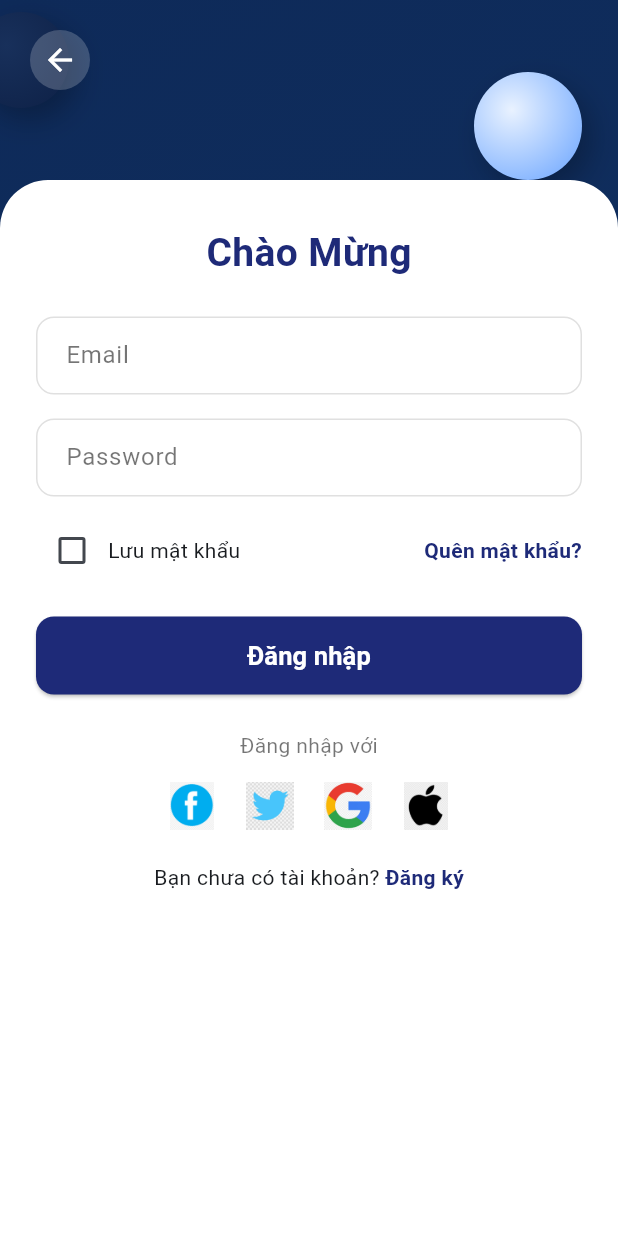
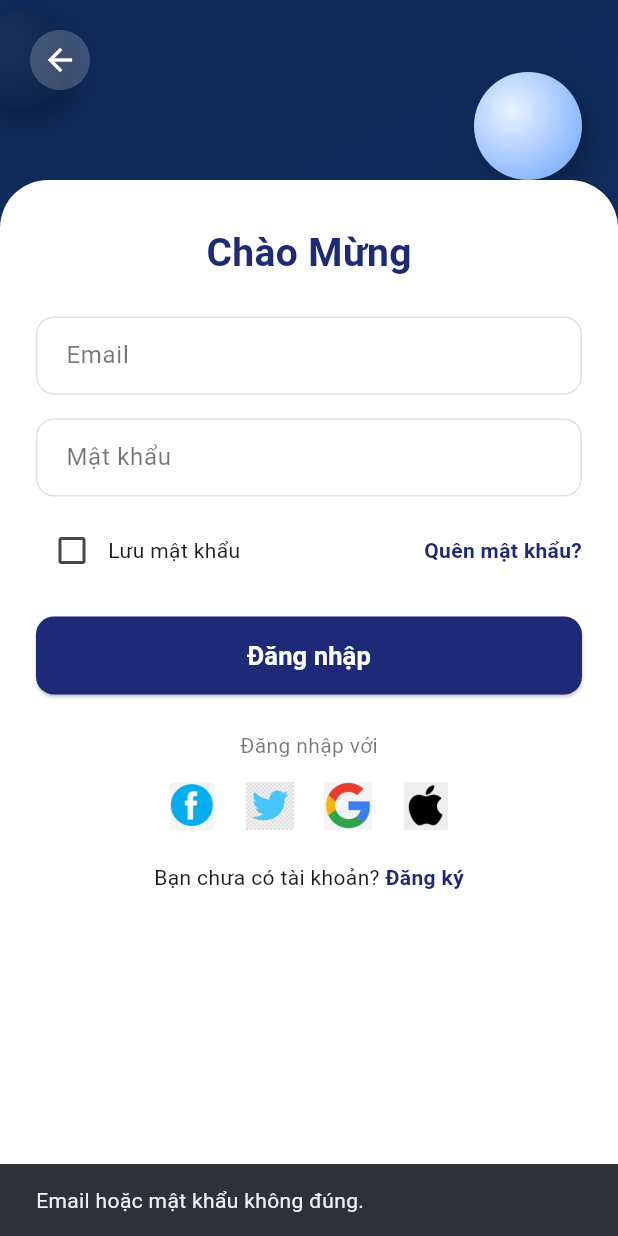
Before and after one commit to TranVanBun080805/2025_LTTBDD_N04_Nhom_TranVanBun, a Flutter app: the RegisterScreen screen opened directly, after a tap on "Đăng ký", after a tap on "Đăng nhập", on a phone screen of 412 x 824 dp. Run offline on Flutter 3.47's test engine with Material 3 defaults, Android fonts, the phone set to English and light mode, and no system bars.

Commit message:
auth_screen_update_1

```diff
--- a/laptrinhungdung/lib/screens/auth/login_screen.dart
+++ b/laptrinhungdung/lib/screens/auth/login_screen.dart
@@ -2,6 +2,12 @@ import 'package:flutter/material.dart';
 import '../../widgets/background.dart';
 import '../../widgets/custom_button.dart';
 import 'register_screen.dart';
+import '../home/home_screen.dart';
+
+final User = {
+  'email': 'Tranbun05@gmail.com',
+  'password': '12345678',
+};
 
 class LoginScreen extends StatefulWidget {
   const LoginScreen({super.key});
@@ -112,7 +118,7 @@ class _LoginScreenState
                               passwordController,
                           obscureText: true,
                           decoration: _inputStyle(
-                            "Password",
+                            "Mật khẩu",
                             "Nhập mật khẩu",
                           ),
                         ),
@@ -181,7 +187,55 @@ class _LoginScreenState
                                     ),
                               ),
                             ),
-                            onPressed: () {},
+                            onPressed: () {
+                              final email =
+                                  emailController
+                                      .text
+                                      .toUpperCase()
+                                      .trim();
+                              final password =
+                                  passwordController
+                                      .text
+                                      .trim();
+
+                              if (email ==
+                                      User['email']
+                                          ?.toUpperCase() &&
+                                  password ==
+                                      User['password']) {
+                                // Đăng nhập thành công
+                                ScaffoldMessenger.of(
+                                  context,
+                                ).showSnackBar(
+                                  const SnackBar(
+                                    content: Text(
+                                      'Đăng nhập thành công!',
+                                    ),
+                                  ),
+                                );
+                                Navigator.pushReplacement(
+                                  context,
+                                  MaterialPageRoute(
+                                    builder:
+                                        (
+                                          context,
+                                        ) =>
+                                            const homeScreen(),
+                                  ),
+                                );
+                              } else {
+                                // Đăng nhập thất bại
+                                ScaffoldMessenger.of(
+                                  context,
+                                ).showSnackBar(
+                                  const SnackBar(
+                                    content: Text(
+                                      'Email hoặc mật khẩu không đúng.',
+                                    ),
+                                  ),
+                                );
+                              }
+                            },
                             child: const Text(
                               "Đăng nhập",
                               style: TextStyle(
--- a/laptrinhungdung/lib/widgets/background.dart
+++ b/laptrinhungdung/lib/widgets/background.dart
@@ -34,9 +34,9 @@ class WaveBackground extends StatelessWidget {
           diameter: 42,
         ),
         const _Bubble(
-          left: 120,
+          left: 50,
           bottom: 120,
-          diameter: 110,
+          diameter: 80,
         ),
 
         // Nội dung của từng màn hình
```
Also changed, not shown: laptrinhungdung/lib/screens/auth/AuthWelcomeScreen.dart (+44 -8 lines), laptrinhungdung/lib/screens/home/home_screen.dart (added, +27 -0 lines), laptrinhungdung/imgs/logoMobile.png (added).
